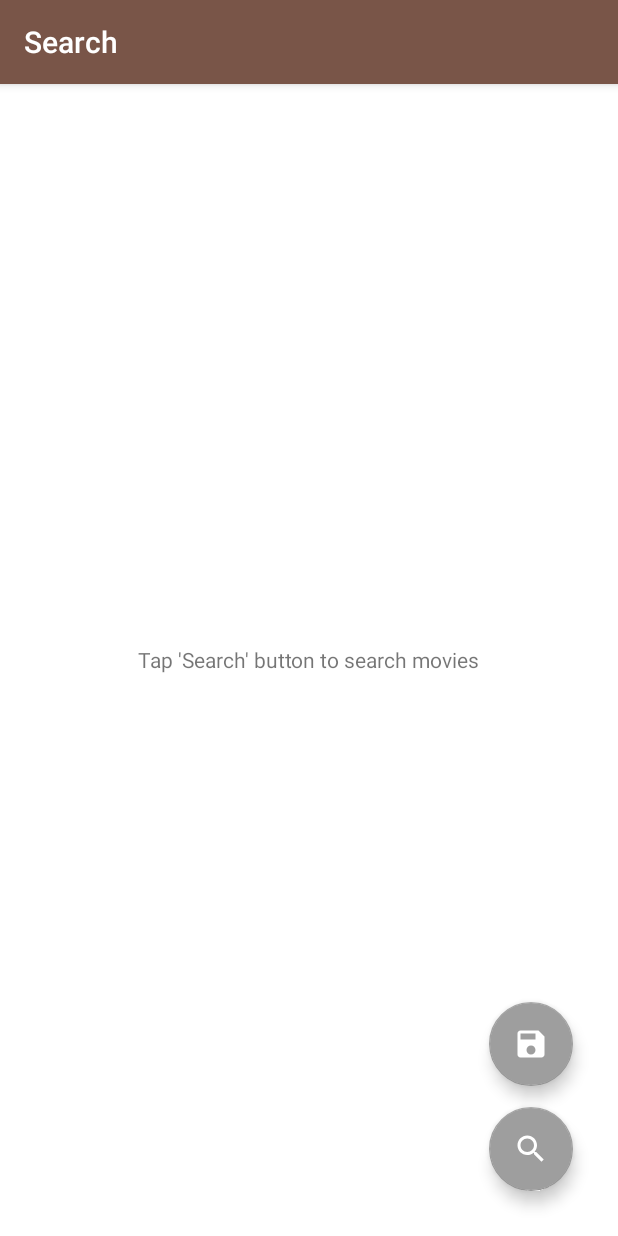
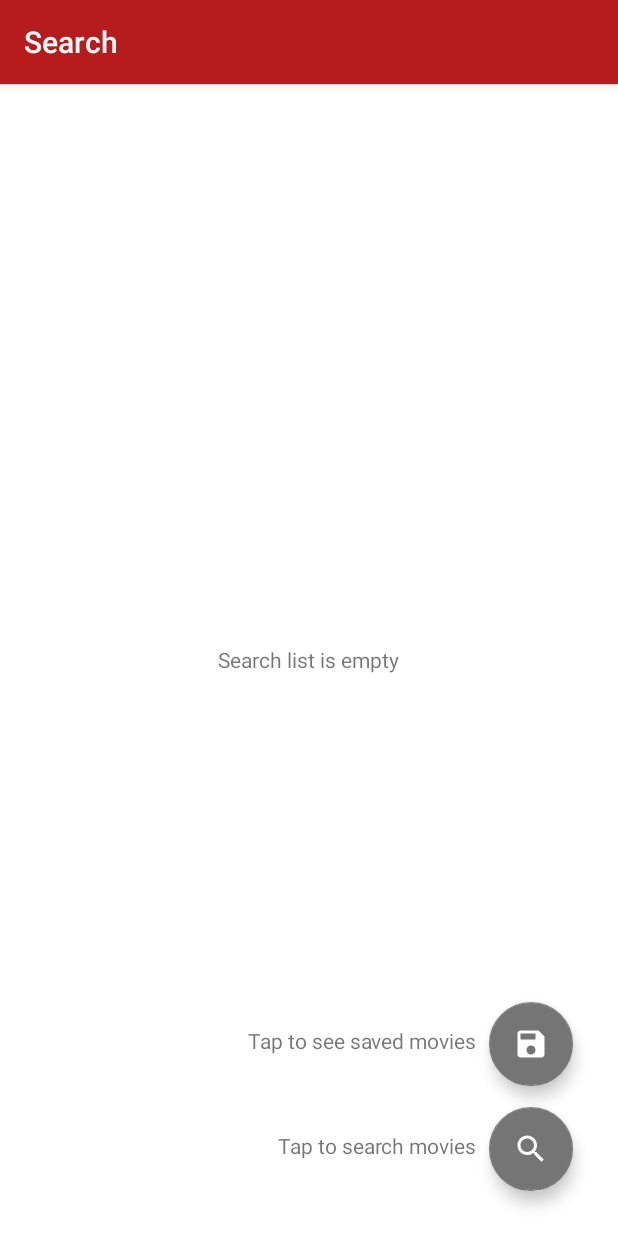
Before and after one commit to datafrey/movies, an Android app: the screen it shows after launch (MainActivity), on a phone screen of 412 x 824 dp. Run offline under Robolectric (Android 15) with nearby library versions, the phone set to English and light mode, and no system bars; our stand-ins replace Room's generated code, data binding, navigation-ui; 3 statements that could not run were skipped.

```diff
--- a/app/build.gradle
+++ b/app/build.gradle
@@ -15,7 +15,7 @@ android {
 
     defaultConfig {
         applicationId "com.datafrey.movies"
-        minSdkVersion 19
+        minSdkVersion 21
         targetSdkVersion 30
         versionCode 1
         versionName "1.0"
--- a/app/src/main/java/com/datafrey/movies/adapters/BindingAdapters.kt
+++ b/app/src/main/java/com/datafrey/movies/adapters/BindingAdapters.kt
@@ -1,5 +1,6 @@
 package com.datafrey.movies.adapters
 
+import android.widget.ImageButton
 import android.widget.ImageView
 import androidx.databinding.BindingAdapter
 import androidx.recyclerview.widget.RecyclerView
@@ -21,9 +22,9 @@ fun bindListOfMoviesToRecyclerView(
 }
 
 @BindingAdapter("app:movieSavedStatus")
-fun setMovieSavedStatusImage(imageView: ImageView, isSaved: Boolean?) {
+fun setMovieSavedStatusImage(imageButton: ImageButton, isSaved: Boolean?) {
     isSaved?.let {
-        imageView.setImageResource(
+        imageButton.setImageResource(
             if (isSaved) R.drawable.ic_white_delete_24
             else R.drawable.ic_white_save_24
         )
--- a/app/src/main/java/com/datafrey/movies/repository/MoviesRepository.kt
+++ b/app/src/main/java/com/datafrey/movies/repository/MoviesRepository.kt
@@ -48,7 +48,7 @@ class MoviesRepository(database: SavedMoviesDatabase) {
 
     fun getIsMovieSavedInDatabase(imdbId: String) = savedMoviesDao.isMovieSavedLiveData(imdbId)
 
-    suspend fun clearMoviesDatabase() {
+    suspend fun clearSavedMoviesDatabase() {
         savedMoviesDao.clear()
     }
 
--- /dev/null
+++ b/app/src/main/res/anim/slide_in_left.xml
@@ -0,0 +1,9 @@
+<?xml version="1.0" encoding="utf-8"?>
+<set xmlns:android="http://schemas.android.com/apk/res/android">
+    <translate
+        android:duration="200"
+        android:fromXDelta="-100%"
+        android:fromYDelta="0%"
+        android:toXDelta="0%"
+        android:toYDelta="0%" />
+</set>
--- /dev/null
+++ b/app/src/main/res/anim/slide_in_right.xml
@@ -0,0 +1,9 @@
+<?xml version="1.0" encoding="utf-8"?>
+<set xmlns:android="http://schemas.android.com/apk/res/android">
+    <translate
+        android:duration="200"
+        android:fromXDelta="100%"
+        android:fromYDelta="0%"
+        android:toXDelta="0%"
+        android:toYDelta="0%" />
+</set>
--- /dev/null
+++ b/app/src/main/res/anim/slide_out_left.xml
@@ -0,0 +1,9 @@
+<?xml version="1.0" encoding="utf-8"?>
+<set xmlns:android="http://schemas.android.com/apk/res/android">
+    <translate
+        android:duration="200"
+        android:fromXDelta="0%"
+        android:fromYDelta="0%"
+        android:toXDelta="-100%"
+        android:toYDelta="0%" />
+</set>
--- /dev/null
+++ b/app/src/main/res/anim/slide_out_right.xml
@@ -0,0 +1,9 @@
+<?xml version="1.0" encoding="utf-8"?>
+<set xmlns:android="http://schemas.android.com/apk/res/android">
+    <translate
+        android:duration="200"
+        android:fromXDelta="0%"
+        android:fromYDelta="0%"
+        android:toXDelta="100%"
+        android:toYDelta="0%" />
+</set>
--- /dev/null
+++ b/app/src/main/res/drawable/ic_white_clear_24.xml
@@ -0,0 +1,5 @@
+<vector android:height="24dp" android:tint="#FFFFFF"
+    android:viewportHeight="24" android:viewportWidth="24"
+    android:width="24dp" xmlns:android="http://schemas.android.com/apk/res/android">
+    <path android:fillColor="@android:color/white" android:pathData="M16,11h-1V3c0,-1.1 -0.9,-2 -2,-2h-2C9.9,1 9,1.9 9,3v8H8c-2.76,0 -5,2.24 -5,5v7h18v-7C21,13.24 18.76,11 16,11zM19,21h-2v-3c0,-0.55 -0.45,-1 -1,-1s-1,0.45 -1,1v3h-2v-3c0,-0.55 -0.45,-1 -1,-1s-1,0.45 -1,1v3H9v-3c0,-0.55 -0.45,-1 -1,-1s-1,0.45 -1,1v3H5v-5c0,-1.65 1.35,-3 3,-3h8c1.65,0 3,1.35 3,3V21z"/>
+</vector>
--- /dev/null
+++ b/app/src/main/res/drawable/movie_item_ripple_foreground.xml
@@ -0,0 +1,3 @@
+<?xml version="1.0" encoding="utf-8"?>
+<ripple xmlns:android="http://schemas.android.com/apk/res/android"
+    android:color="@color/colorPrimaryLight" />
--- a/app/src/main/res/layout/fragment_movies_search.xml
+++ b/app/src/main/res/layout/fragment_movies_search.xml
@@ -19,7 +19,7 @@
         <androidx.recyclerview.widget.RecyclerView
             android:id="@+id/foundMoviesRecyclerView"
             android:layout_width="match_parent"
-            android:layout_height="wrap_content"
+            android:layout_height="match_parent"
             app:layoutManager="androidx.recyclerview.widget.GridLayoutManager"
             app:listData="@{viewModel.foundMoviesList}"
             app:spanCount="@integer/column_count"
@@ -38,7 +38,7 @@
                 android:layout_height="wrap_content"
                 android:layout_centerHorizontal="true"
                 android:layout_centerVertical="true"
-                android:text="Tap 'Search' button to search movies" />
+                android:text="Search list is empty" />
 
         </RelativeLayout>
 
@@ -53,6 +53,17 @@
             android:clickable="true"
             android:src="@drawable/ic_white_save_24" />
 
+        <TextView
+            android:id="@+id/savedMoviesHintTextView"
+            android:layout_width="wrap_content"
+            android:layout_height="wrap_content"
+            android:layout_toStartOf="@+id/savedMoviesFloatingActionButton"
+            android:layout_alignTop="@+id/savedMoviesFloatingActionButton"
+            android:layout_marginTop="16dp"
+            android:layout_marginEnd="8dp"
+            android:text="Tap to see saved movies"
+            android:visibility="@{viewModel.isFoundMoviesListEmpty ? View.VISIBLE : View.GONE}"/>
+
         <com.google.android.material.floatingactionbutton.FloatingActionButton
             android:id="@+id/searchFloatingActionButton"
             android:layout_width="wrap_content"
@@ -64,5 +75,16 @@
             android:clickable="true"
             android:src="@drawable/ic_white_search_24" />
 
+        <TextView
+            android:id="@+id/searchMoviesHintTextView"
+            android:layout_width="wrap_content"
+            android:layout_height="wrap_content"
+            android:layout_toStartOf="@+id/searchFloatingActionButton"
+            android:layout_alignTop="@+id/searchFloatingActionButton"
+            android:layout_marginTop="16dp"
+            android:layout_marginEnd="8dp"
+            android:text="Tap to search movies"
+            android:visibility="@{viewModel.isFoundMoviesListEmpty ? View.VISIBLE : View.GONE}" />
+
     </RelativeLayout>
 </layout>
--- a/app/src/main/res/layout/movie_item.xml
+++ b/app/src/main/res/layout/movie_item.xml
@@ -3,6 +3,7 @@
     xmlns:app="http://schemas.android.com/apk/res-auto">
 
     <data>
+
         <variable
             name="shortMovieInfo"
             type="com.datafrey.movies.domain.DomainShortMovieInfo" />
@@ -20,6 +21,8 @@
             android:layout_width="match_parent"
             android:layout_height="wrap_content"
             android:layout_margin="4dp"
+            android:clickable="true"
+            android:foreground="@drawable/movie_item_ripple_foreground"
             android:onClick="@{() -> onClickListener.onClick(shortMovieInfo)}"
             app:cardCornerRadius="8dp">
 
--- a/app/src/main/res/navigation/navigation_main.xml
+++ b/app/src/main/res/navigation/navigation_main.xml
@@ -12,10 +12,18 @@
         tools:layout="@layout/fragment_movies_search">
         <action
             android:id="@+id/action_moviesSearchFragment_to_movieInfoFragment"
-            app:destination="@id/movieInfoFragment" />
+            app:destination="@id/movieInfoFragment"
+            app:enterAnim="@anim/slide_in_right"
+            app:exitAnim="@anim/slide_out_left"
+            app:popEnterAnim="@anim/slide_in_left"
+            app:popExitAnim="@anim/slide_out_right" />
         <action
             android:id="@+id/action_moviesSearchFragment_to_savedMoviesFragment"
-            app:destination="@id/savedMoviesFragment" />
+            app:destination="@id/savedMoviesFragment"
+            app:enterAnim="@anim/slide_in_right"
+            app:exitAnim="@anim/slide_out_left"
+            app:popEnterAnim="@anim/slide_in_left"
+            app:popExitAnim="@anim/slide_out_right" />
     </fragment>
     <fragment
         android:id="@+id/movieInfoFragment"
@@ -33,6 +41,10 @@
         tools:layout="@layout/fragment_saved_movies" >
         <action
             android:id="@+id/action_savedMoviesFragment_to_movieInfoFragment"
-            app:destination="@id/movieInfoFragment" />
+            app:destination="@id/movieInfoFragment"
+            app:enterAnim="@anim/slide_in_right"
+            app:exitAnim="@anim/slide_out_left"
+            app:popEnterAnim="@anim/slide_in_left"
+            app:popExitAnim="@anim/slide_out_right" />
     </fragment>
 </navigation>
--- a/app/src/main/res/values/colors.xml
+++ b/app/src/main/res/values/colors.xml
@@ -1,6 +1,7 @@
 <?xml version="1.0" encoding="utf-8"?>
 <resources>
-    <color name="colorPrimary">#795548</color>
-    <color name="colorPrimaryDark">#795548</color>
-    <color name="colorAccent">#9E9E9E</color>
+    <color name="colorPrimary">#B71C1C</color>
+    <color name="colorPrimaryDark">#7F0000</color>
+    <color name="colorAccent">#757575</color>
+    <color name="colorPrimaryLight">#F05545</color>
 </resources>
```
Also changed, not shown: app/src/main/java/com/datafrey/movies/fragments/MoviesSearchFragment.kt (+21 -3 lines), app/src/main/java/com/datafrey/movies/fragments/SavedMoviesFragment.kt (+19 -0 lines), app/src/main/java/com/datafrey/movies/viewmodels/SavedMoviesViewModel.kt (+9 -0 lines), app/src/main/res/layout/fragment_movie_info.xml (+13 -7 lines), app/src/main/res/layout/fragment_saved_movies.xml (+13 -2 lines).
